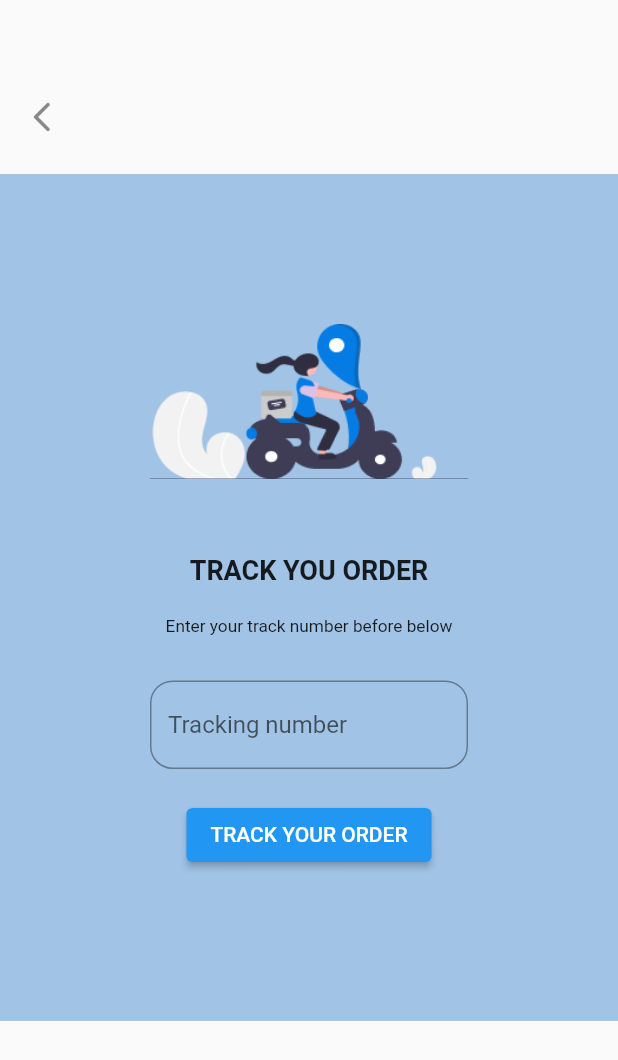
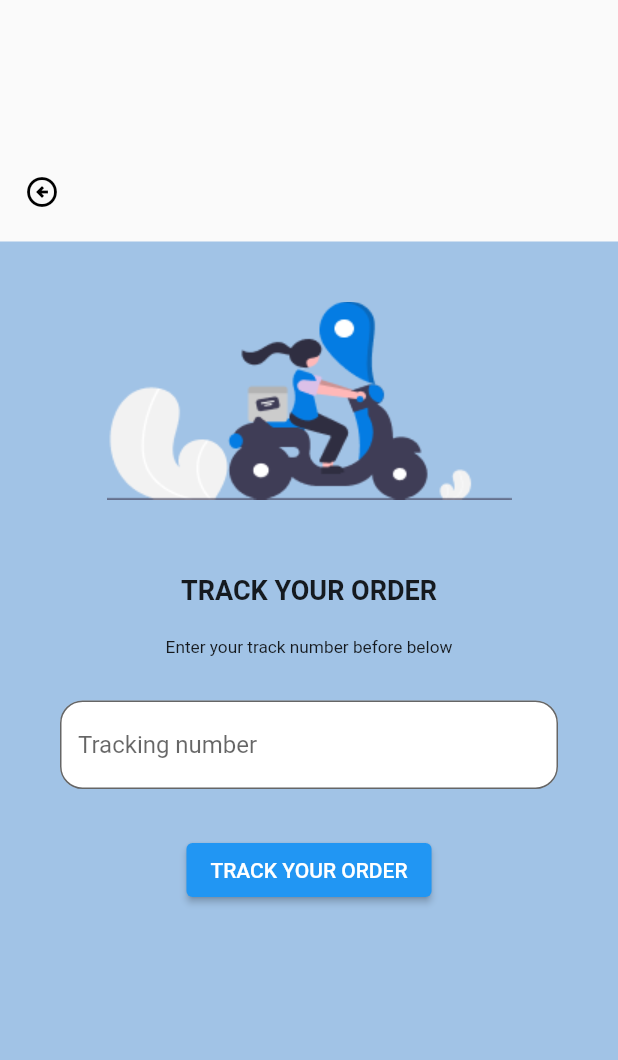
Before and after one commit to Douglas-sp/Sponarie-Restaurant, a Flutter app: the screen it shows after launch, on a phone screen of 412 x 824 dp. Shown: the top 1060 px of the screen. Run offline on Flutter 3.47's test engine with Material 2 defaults, Android fonts, the phone set to English and light mode, and no system bars; our stand-ins replace flutter_form_builder.

Commit message:
track order page

```diff
--- a/sponarie/lib/screens/TrackOrderPage.dart
+++ b/sponarie/lib/screens/TrackOrderPage.dart
@@ -14,23 +14,27 @@ class _TrackOrderState extends State<TrackOrder> {
   @override
   Widget build(BuildContext context) {
     return Scaffold(
-      body: Column(
+      body: SingleChildScrollView(
+        child: Column(
           children: [
             Container(
-            padding: EdgeInsets.only(top: 50.0),
+              padding: EdgeInsets.only(top: 100.0),
               child: ListTile(
-              leading:Icon(Icons.arrow_back_ios_new_rounded) ,)
+                leading:Icon(
+                  Icons.arrow_circle_left_outlined),
+                  iconColor: Colors.black,
+                  )
               //child: Icon(Icons.arrow_back),
 
             ),
 
             Container(
               color: Color.fromARGB(255, 161, 195, 230),
-            // width: 300.0,
-            // height: 600.0,
+                  width: 600.0,
+                  height: 800.0,
 
-            margin: EdgeInsets.only(top: 10),
-            padding: EdgeInsets.all(100),
+              margin: EdgeInsets.only(top: 5),
+              padding: EdgeInsets.all(40),
               child: Column(
                 children: [
                   Image(
@@ -39,7 +43,7 @@ class _TrackOrderState extends State<TrackOrder> {
 
                   SizedBox(height: 50.0,),
 
-                Text("TRACK YOU ORDER",
+                  Text("TRACK YOUR ORDER",
                   style: TextStyle(
                     fontWeight: FontWeight.bold, fontSize: 18.0,
                   ),
@@ -60,24 +64,25 @@ class _TrackOrderState extends State<TrackOrder> {
                     name: "name",
                     decoration: InputDecoration(
                       hintText: "Tracking number",
+                      fillColor: Colors.white, filled: true,
                       border: OutlineInputBorder(
                         borderRadius: BorderRadius.circular(15.0),
+                        borderSide: BorderSide(color: Colors.white, width: 2.0)
+                      ),
 
-                      ),
-                    fillColor: Colors.white,
                     ),
                     ),
 
-                  SizedBox(height: 20.0,),
+                    SizedBox(height: 30.0,),
 
 
                     ElevatedButton(
                       onPressed: (){},
                        child: Text("TRACK YOUR ORDER",
                        ),
-                    //  style: ButtonStyle(
-                    //   backgroundColor:
-                     //),
+                      // style: ButtonStyle(
+                      //  backgroundColor: C
+                      //  ),
                     )
 
 
@@ -87,6 +92,7 @@ class _TrackOrderState extends State<TrackOrder> {
             )
           ],
         ),
+      ),
     );
   }
 }
```
Lines whose indentation alone changed are shown as unchanged.
